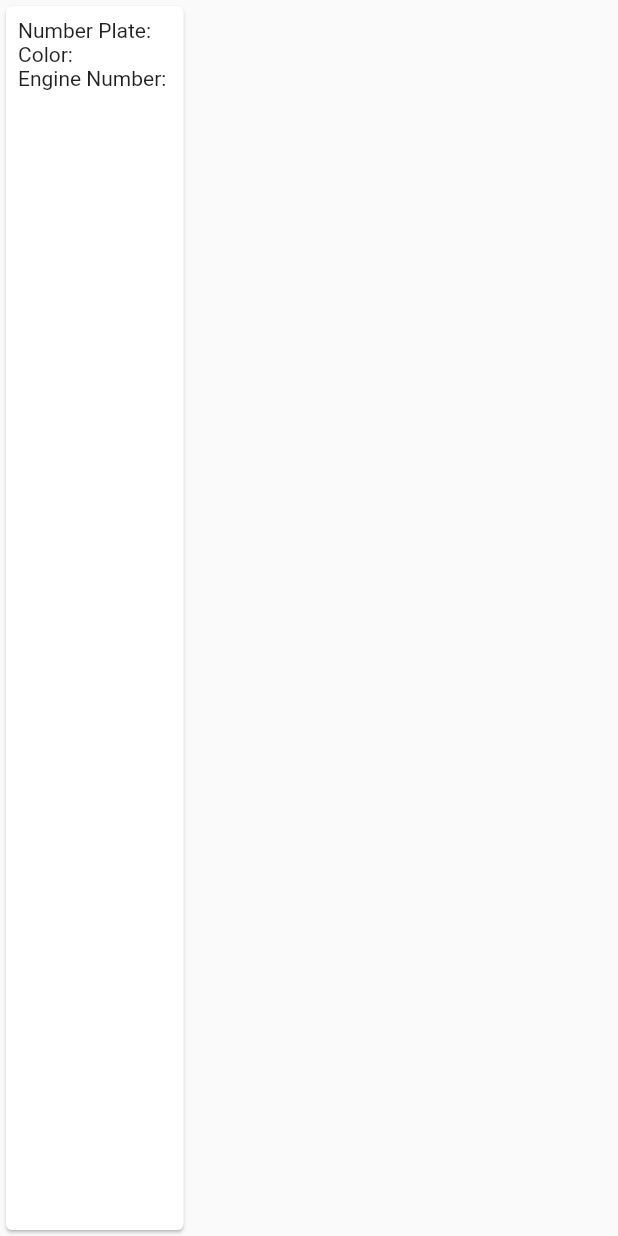
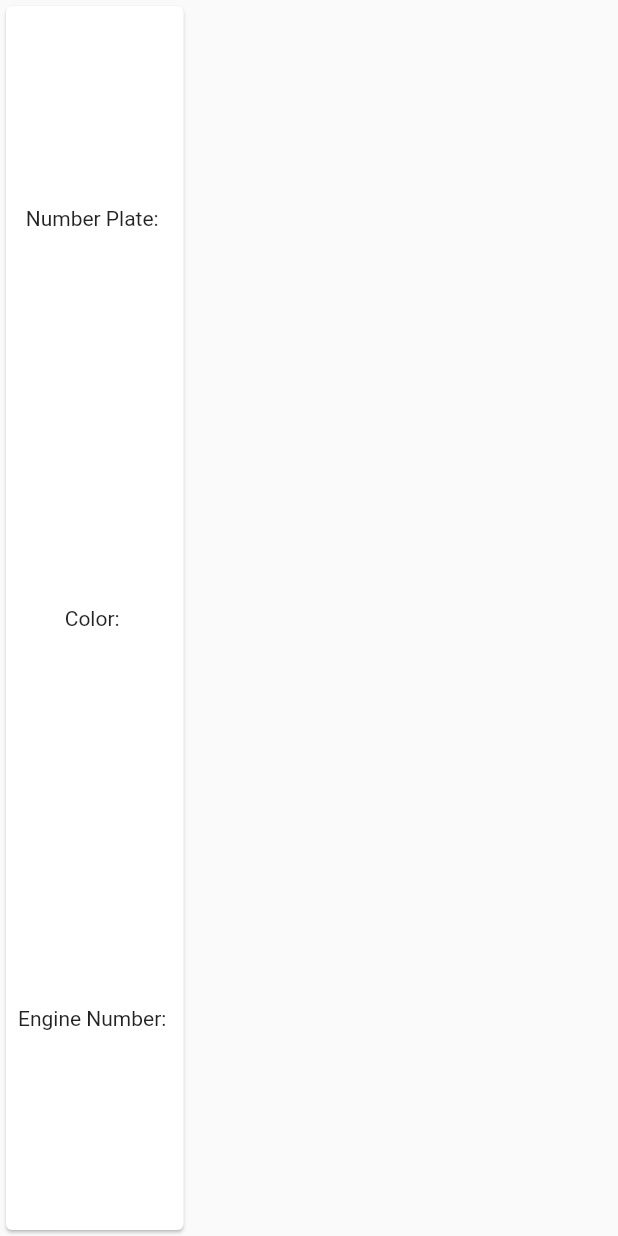
Before and after one commit to MunaLugonvu/flutter-assignments, a Flutter app: the CarInfoWidget widget shown alone on an empty page, opened directly with empty values, on a phone screen of 412 x 824 dp. Run offline on Flutter 3.47's test engine with Material 2 defaults, Android fonts, the phone set to English and light mode, and no system bars.

Commit message:
Reusable widget that displays car information

```diff
--- a/fluttery/lib/catalogue/car/car_info_widget.dart
+++ b/fluttery/lib/catalogue/car/car_info_widget.dart
@@ -22,7 +22,7 @@ class CarInfoWidget extends StatelessWidget {
       child: Padding(
         padding: const EdgeInsets.all(8.0),
         child: Column(
-          crossAxisAlignment: CrossAxisAlignment.start,
+          mainAxisAlignment: MainAxisAlignment.spaceAround,
           children: [
             Text('Number Plate: ${car.numberPlate}'),
             Text('Color: ${car.color}'),
```
